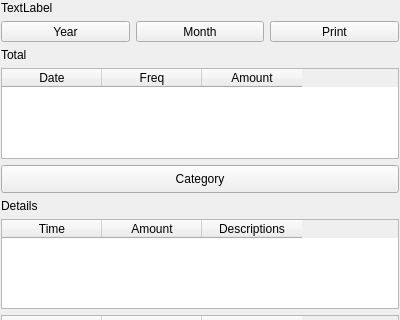
The window that src/dlgreport.ui (ic005k/Knot-Legacy) describes before a commit, drawn with Qt 5; both pictures show x 0 to 400 and y 0 to 320 of the 400 by 463 pixel window.
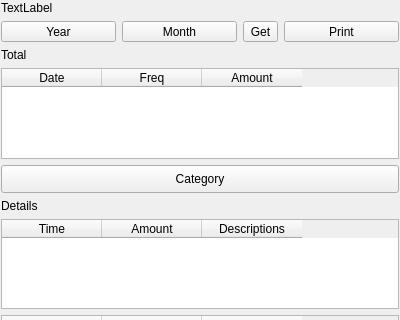
The same window after the commit.

Diff of the .ui file:
```diff
--- a/src/dlgreport.ui
+++ b/src/dlgreport.ui
@@ -209,6 +209,13 @@
        </property>
       </widget>
      </item>
+     <item>
+      <widget class="QToolButton" name="btnGetData">
+       <property name="text">
+        <string>Get</string>
+       </property>
+      </widget>
+     </item>
      <item>
       <widget class="QToolButton" name="btnPrint">
        <property name="sizePolicy">
```
